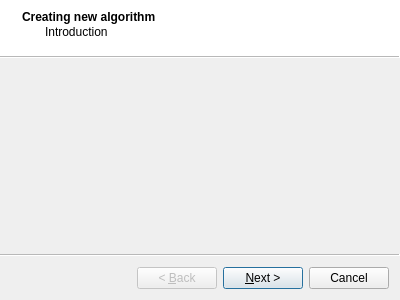
EmiPatoR/active_learning, file wizard.ui: the form before one commit.
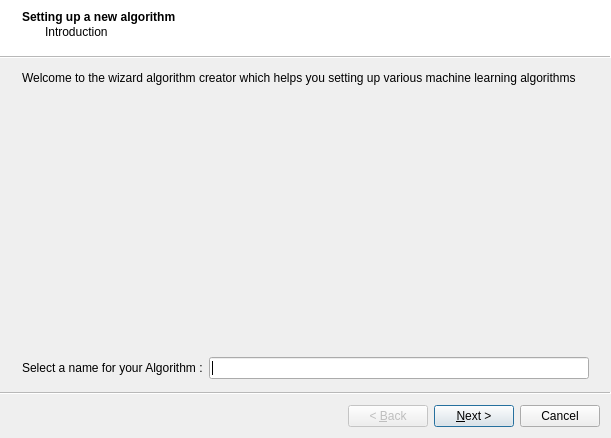
The form after the commit. Custom widgets are drawn as their Qt base class.

Patch:
```diff
--- a/wizard.ui
+++ b/wizard.ui
@@ -6,8 +6,8 @@
    <rect>
     <x>0</x>
     <y>0</y>
-    <width>400</width>
-    <height>300</height>
+    <width>611</width>
+    <height>438</height>
    </rect>
   </property>
   <property name="windowTitle">
@@ -21,11 +21,62 @@
   </property>
   <widget class="QWizardPage" name="wizardPage1">
    <property name="title">
-    <string>Creating new algorithm</string>
+    <string>Setting up a new algorithm</string>
    </property>
    <property name="subTitle">
     <string>Introduction</string>
    </property>
+   <attribute name="pageId">
+    <string notr="true">1</string>
+   </attribute>
+   <layout class="QFormLayout" name="formLayout_2">
+    <property name="fieldGrowthPolicy">
+     <enum>QFormLayout::AllNonFixedFieldsGrow</enum>
+    </property>
+    <item row="0" column="0" colspan="2">
+     <widget class="QLabel" name="label">
+      <property name="lineWidth">
+       <number>3</number>
+      </property>
+      <property name="text">
+       <string>Welcome to the wizard algorithm creator which helps you setting up various machine learning algorithms</string>
+      </property>
+      <property name="wordWrap">
+       <bool>true</bool>
+      </property>
+     </widget>
+    </item>
+    <item row="1" column="0" colspan="2">
+     <spacer name="verticalSpacer">
+      <property name="orientation">
+       <enum>Qt::Vertical</enum>
+      </property>
+      <property name="sizeHint" stdset="0">
+       <size>
+        <width>20</width>
+        <height>40</height>
+       </size>
+      </property>
+     </spacer>
+    </item>
+    <item row="2" column="0">
+     <widget class="QLabel" name="label_4">
+      <property name="text">
+       <string>Select a name for your Algorithm :</string>
+      </property>
+     </widget>
+    </item>
+    <item row="2" column="1">
+     <widget class="QLineEdit" name="lineEdit">
+      <property name="inputMask">
+       <string/>
+      </property>
+      <property name="text">
+       <string/>
+      </property>
+     </widget>
+    </item>
+   </layout>
   </widget>
   <widget class="QWizardPage" name="wizardPage2">
    <property name="title">
@@ -39,6 +90,14 @@
    </attribute>
   </widget>
  </widget>
+ <customwidgets>
+  <customwidget>
+   <class>WizardPage</class>
+   <extends>QWizardPage</extends>
+   <header location="global">wizardpage.h</header>
+   <container>1</container>
+  </customwidget>
+ </customwidgets>
  <resources/>
  <connections/>
 </ui>
```
Left out of the diff: 65 changed lines with no effect on the pictures.
